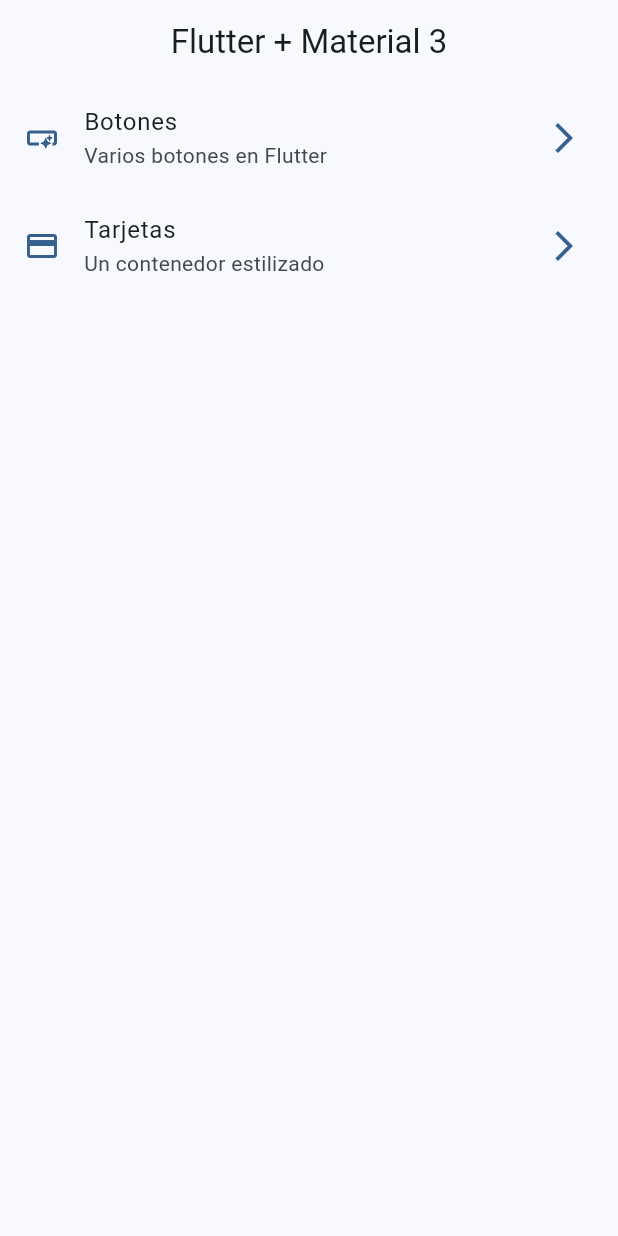
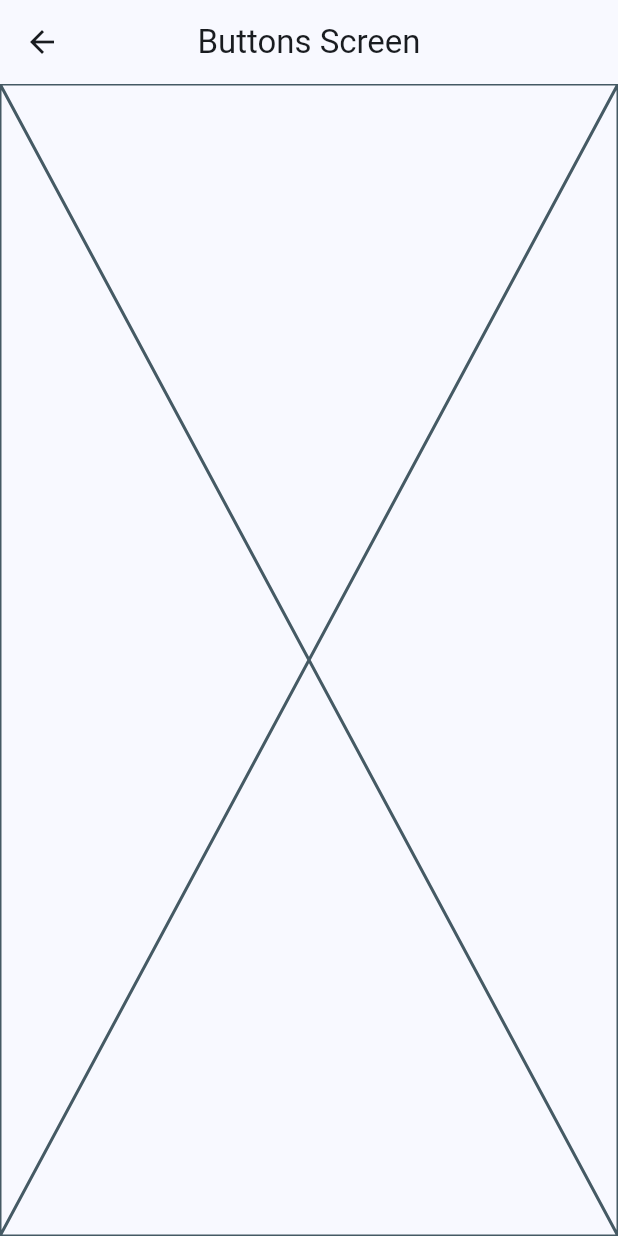
Before and after one commit to aortega46/widgets-app, a Flutter app: the screen it shows after launch, after a tap on "Botones", on a phone screen of 412 x 824 dp. Run offline on Flutter 3.47's test engine with Material 2 defaults, Android fonts, the phone set to English and light mode, and no system bars.

```diff
--- a/lib/config/menu/menu_items.dart
+++ b/lib/config/menu/menu_items.dart
@@ -24,7 +24,7 @@ const appMenuItems = <MenuItem>[
   MenuItem(
     title: 'Tarjetas',
     subTitle: 'Un contenedor estilizado',
-    link: '/card',
+    link: '/cards',
     icon: Icons.credit_card,
   )
 ];
--- a/lib/main.dart
+++ b/lib/main.dart
@@ -1,5 +1,7 @@
 import 'package:flutter/material.dart';
 import 'package:widgets_app/config/theme/app_theme.dart';
+import 'package:widgets_app/presentation/screens/buttons/buttons_screen.dart';
+import 'package:widgets_app/presentation/screens/cards/cards_screen.dart';
 import 'package:widgets_app/presentation/screens/home/home_screen.dart';
 
 void main() {
@@ -15,6 +17,10 @@ class MainApp extends StatelessWidget {
       debugShowCheckedModeBanner: false,
       theme: AppTheme(selectedColor: 0).getTheme(),
       home: const HomeScreen(),
+      routes: {
+        '/buttons': (context) => const ButtonsScreen(),
+        '/cards': (context) => const CardsScreen(),
+      },
     );
   }
 }
--- /dev/null
+++ b/lib/presentation/screens/buttons/buttons_screen.dart
@@ -0,0 +1,15 @@
+import 'package:flutter/material.dart';
+
+class ButtonsScreen extends StatelessWidget {
+  const ButtonsScreen({super.key});
+
+  @override
+  Widget build(BuildContext context) {
+    return Scaffold(
+      appBar: AppBar(
+        title: const Text('Buttons Screen'),
+      ),
+      body: const Placeholder(),
+    );
+  }
+}
--- a/lib/presentation/screens/home/home_screen.dart
+++ b/lib/presentation/screens/home/home_screen.dart
@@ -48,7 +48,13 @@ class _CustomListTile extends StatelessWidget {
       subtitle: Text(menuItem.subTitle),
       trailing: Icon(Icons.arrow_forward_ios_outlined, color: colors.primary),
       onTap: () {
-        // TODO: navegar a otra pantalla
+        // Navigator.of(context).push(
+        //   MaterialPageRoute(
+        //     builder: (context) => const ButtonsScreen(),
+        //   ),
+        // );
+
+        Navigator.pushNamed(context, menuItem.link);
       },
     );
   }
```
Also changed, not shown: lib/presentation/screens/cards/cards_screen.dart (added, +15 -0 lines).
